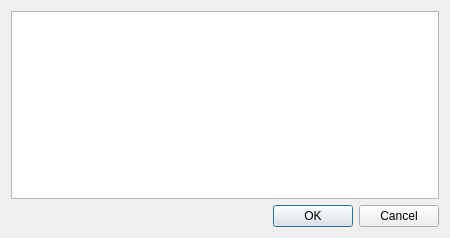
The window that views/disassemblerview/disassemblerdialog/disassemblerdialog.ui (PREF/PREF) describes before a commit, drawn with Qt 5.
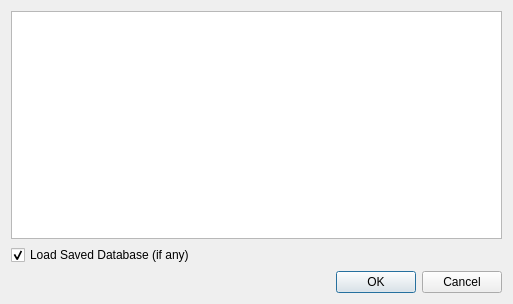
The same window after the commit.

Commit message: Allow user to select if want to load a saved database automatically

Diff of the .ui file:
```diff
--- a/views/disassemblerview/disassemblerdialog/disassemblerdialog.ui
+++ b/views/disassemblerview/disassemblerdialog/disassemblerdialog.ui
@@ -6,8 +6,8 @@
    <rect>
     <x>0</x>
     <y>0</y>
-    <width>450</width>
-    <height>238</height>
+    <width>513</width>
+    <height>304</height>
    </rect>
   </property>
   <property name="windowTitle">
@@ -33,6 +33,16 @@
      </attribute>
     </widget>
    </item>
+   <item>
+    <widget class="QCheckBox" name="cbLoadDatabase">
+     <property name="text">
+      <string>Load Saved Database (if any)</string>
+     </property>
+     <property name="checked">
+      <bool>true</bool>
+     </property>
+    </widget>
+   </item>
    <item>
     <widget class="QDialogButtonBox" name="buttonBox">
      <property name="standardButtons">
```
Left out of the diff: 2 changed lines with no effect on the pictures. The commit also changes 7 other files.
